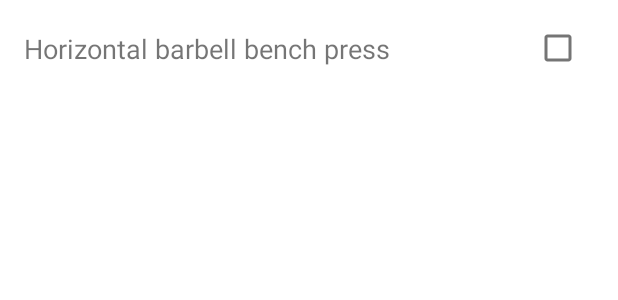
After one commit to alexbiolete/android-workshops, an Android app: the layout item_exercise.xml on its own in the app's theme, with its tools: preview values and no code run, on a phone screen of 412 x 824 dp. The commit adds this screen. Shown: the top 300 px of the screen. Run offline under Robolectric (Android 15) with nearby library versions, the phone set to English and light mode, and no system bars.

Commit message:
Initial exercise list layout design

```diff
--- a/app/build.gradle
+++ b/app/build.gradle
@@ -1,7 +1,6 @@
 plugins {
     id 'com.android.application'
     id 'org.jetbrains.kotlin.android'
-    id 'kotlin-android-extensions'
 }
 
 android {
--- /dev/null
+++ b/app/src/main/res/layout/item_exercise.xml
@@ -0,0 +1,28 @@
+<?xml version="1.0" encoding="utf-8"?>
+<androidx.constraintlayout.widget.ConstraintLayout xmlns:android="http://schemas.android.com/apk/res/android"
+    xmlns:app="http://schemas.android.com/apk/res-auto"
+    xmlns:tools="http://schemas.android.com/tools"
+    android:layout_width="match_parent"
+    android:layout_height="64dp"
+    android:paddingHorizontal="16dp">
+
+    <TextView
+        android:id="@+id/tvExercise"
+        android:layout_width="0dp"
+        android:layout_height="wrap_content"
+        android:text="@string/bench_press"
+        android:textSize="18sp"
+        app:layout_constraintBottom_toBottomOf="parent"
+        app:layout_constraintEnd_toStartOf="@+id/cbExercise"
+        app:layout_constraintStart_toStartOf="parent"
+        app:layout_constraintTop_toTopOf="parent" />
+
+    <CheckBox
+        android:id="@+id/cbExercise"
+        android:layout_width="wrap_content"
+        android:layout_height="wrap_content"
+        app:layout_constraintBottom_toBottomOf="parent"
+        app:layout_constraintEnd_toEndOf="parent"
+        app:layout_constraintTop_toTopOf="parent" />
+
+</androidx.constraintlayout.widget.ConstraintLayout>
--- a/app/src/main/res/values/strings.xml
+++ b/app/src/main/res/values/strings.xml
@@ -3,4 +3,7 @@
     <string name="title_workouts">Workouts</string>
     <string name="title_progress">Progress</string>
     <string name="title_objectives">Objectives</string>
+    <string name="enter_exercise">Enter exercise</string>
+    <string name="add">Add</string>
+    <string name="bench_press">Horizontal barbell bench press</string>
 </resources>
```
Also changed, not shown: app/src/main/java/com/eim/kotlin/workout/planner/ui/workouts/WorkoutsFragment.kt (+4 -4 lines), app/src/main/res/layout/fragment_workouts.xml (+26 -10 lines).
